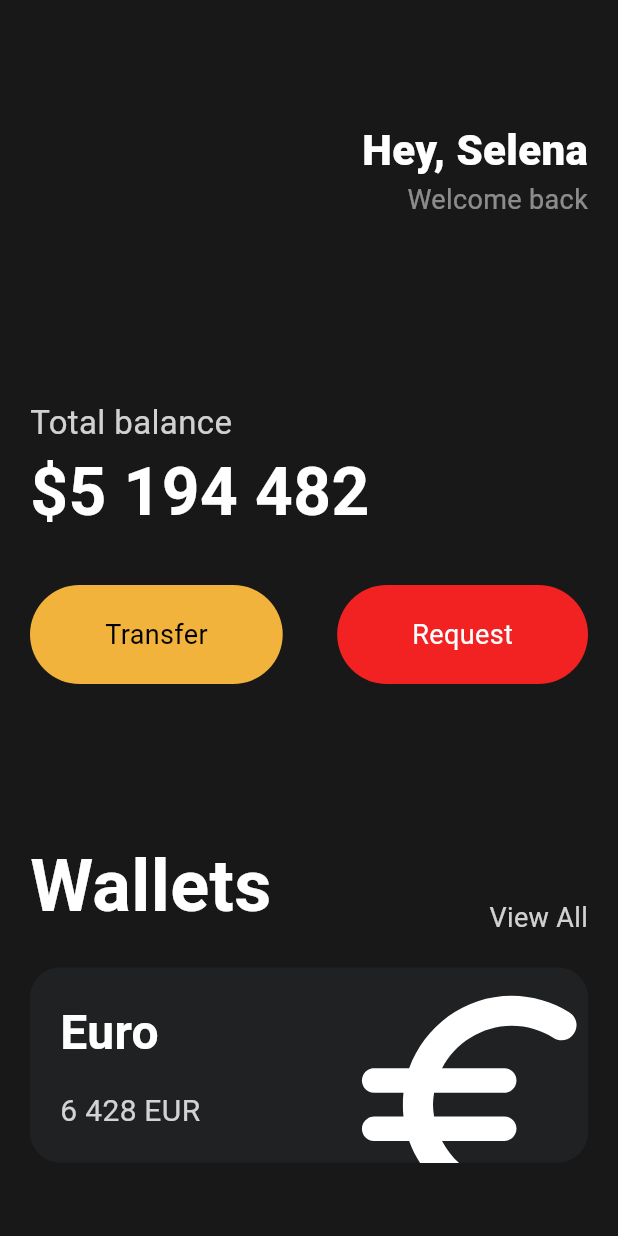
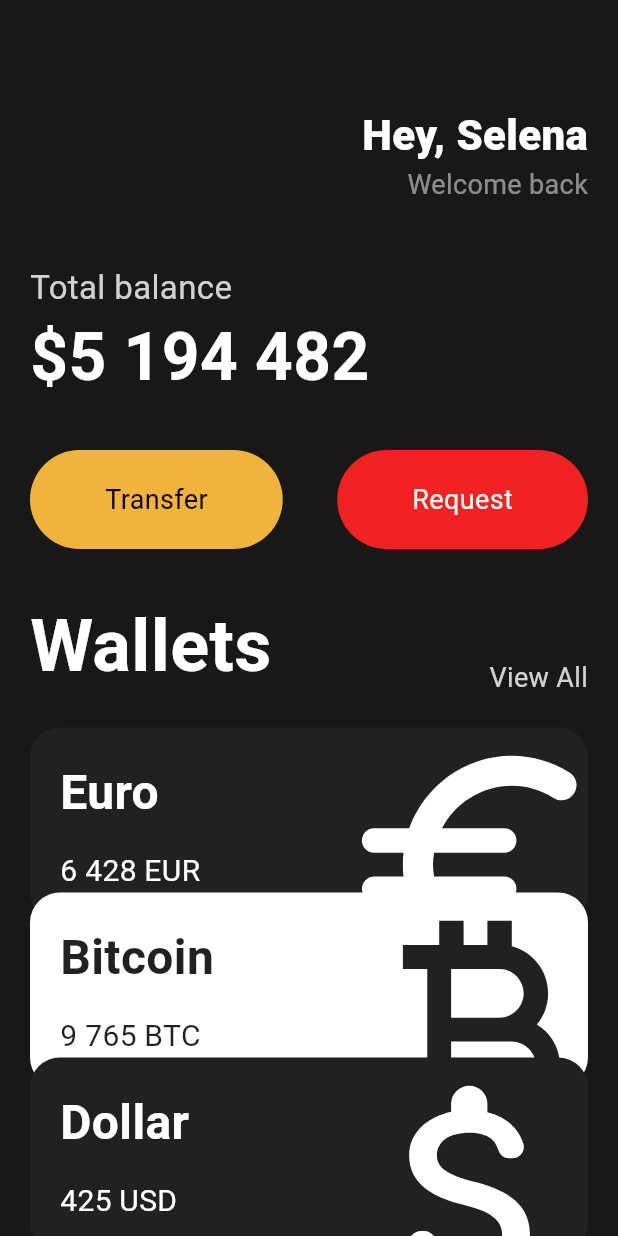
Before and after one commit to chaenchaen99/Flutter_Webtoon_App, a Flutter app: the screen it shows after launch, on a phone screen of 412 x 824 dp. Run offline on Flutter 3.47's test engine with Material 3 defaults, Android fonts, the phone set to English and light mode, and no system bars.

Commit message:
카드 위젯 reusable하게 변경

```diff
--- a/flutter_biginner/lib/main.dart
+++ b/flutter_biginner/lib/main.dart
@@ -1,7 +1,9 @@
 import 'dart:ui';
 
+import 'package:flutter/cupertino.dart';
 import 'package:flutter/material.dart';
 import 'package:flutter_biginner/widgets/button.dart';
+import 'package:flutter_biginner/widgets/currency_card.dart';
 
 void main() {
   runApp(const MyApp());
@@ -15,13 +17,14 @@
     return MaterialApp(
       home: Scaffold(
         backgroundColor: const Color(0xFF181818),
-        body: Padding(
+        body: SingleChildScrollView(
+          child: Padding(
             padding: const EdgeInsets.symmetric(horizontal: 20),
             child: Column(
               crossAxisAlignment: CrossAxisAlignment.start,
               children: [
                 const SizedBox(
-                height: 80,
+                  height: 70,
                 ),
                 Row(
                   mainAxisAlignment: MainAxisAlignment.end,
@@ -49,7 +52,7 @@
                   ],
                 ),
                 const SizedBox(
-                height: 120,
+                  height: 40,
                 ),
                 Text(
                   'Total balance',
@@ -83,7 +86,7 @@
                   ],
                 ),
                 const SizedBox(
-                height: 100,
+                  height: 30,
                 ),
                 Row(
                   crossAxisAlignment: CrossAxisAlignment.end,
@@ -109,71 +112,37 @@
                 const SizedBox(
                   height: 20,
                 ),
-              Container(
-                clipBehavior: Clip.hardEdge,
-                decoration: BoxDecoration(
-                  color: const Color(0xFF1F2123),
-                  borderRadius: BorderRadius.circular(20),
+                CurrencyCard(
+                  name: 'Euro',
+                  code: 'EUR',
+                  amount: '6 428',
+                  icon: Icons.euro_rounded,
+                  isInverted: false,
                 ),
-                child: Padding(
-                  padding: const EdgeInsets.all(20.0),
-                  child: Row(
-                    mainAxisAlignment: MainAxisAlignment.spaceBetween,
-                    children: [
-                      Column(
-                        crossAxisAlignment: CrossAxisAlignment.start,
-                        children: [
-                          const Text(
-                            'Euro',
-                            style: TextStyle(
-                                color: Colors.white,
-                                fontSize: 32,
-                                fontWeight: FontWeight.w600),
-                          ),
-                          const SizedBox(
-                            height: 15,
-                          ),
-                          Row(
-                            children: [
-                              Text(
-                                '6 428',
-                                style: TextStyle(
-                                  color: Colors.white.withOpacity(0.8),
-                                  fontSize: 20,
+                Transform.translate(
+                  offset: Offset(0,-20),
+                  child: CurrencyCard(
+                    name: 'Bitcoin',
+                    code: 'BTC',
+                    amount: '9 765',
+                    icon: Icons.currency_bitcoin ,
+                    isInverted: true,
                   ),
                 ),
-                              const SizedBox(
-                                width: 5,
-                              ),
-                              Text(
-                                'EUR',
-                                style: TextStyle(
-                                  color: Colors.white.withOpacity(0.8),
-                                  fontSize: 20,
-                                ),
-                              ),
-                            ],
-                          ),
-                        ],
-                      ),
-                      Transform.scale(
-                        scale: 2.2,
-                        child: Transform.translate(
-                          offset: const Offset(-5, 12),
-                          child: const Icon(
-                            Icons.euro_rounded,
-                            color: Colors.white,
-                            size: 88,
-                          ),
+                Transform.translate(
+                  offset: Offset(0,-40),
+                  child: CurrencyCard(
+                    name: 'Dollar',
+                    code: 'USD',
+                    amount: '425',
+                    icon: Icons.attach_money_rounded ,
+                    isInverted: false,
                   ),
                 ),
               ],
             ),
           ),
         ),
-            ],
-          ),
-        ),
       ),
     );
   }
--- /dev/null
+++ b/flutter_biginner/lib/widgets/currency_card.dart
@@ -0,0 +1,83 @@
+import 'package:flutter/material.dart';
+
+class CurrencyCard extends StatelessWidget {
+  final String name, code, amount;
+  final IconData icon;
+  final bool isInverted;
+  final _blackColor = Color(0xFF1F2123);
+
+  CurrencyCard({
+    super.key,
+    required this.name,
+    required this.code,
+    required this.amount,
+    required this.icon,
+    required this.isInverted,
+  });
+
+  @override
+  Widget build(BuildContext context) {
+    return Container(
+      clipBehavior: Clip.hardEdge,
+      decoration: BoxDecoration(
+        color: isInverted ? Colors.white :  _blackColor,
+        borderRadius: BorderRadius.circular(20),
+      ),
+      child: Padding(
+        padding: const EdgeInsets.all(20.0),
+        child: Row(
+          mainAxisAlignment: MainAxisAlignment.spaceBetween,
+          children: [
+            Column(
+              crossAxisAlignment: CrossAxisAlignment.start,
+              children: [
+                Text(
+                  name,
+                  style: TextStyle(
+                      color: isInverted ? _blackColor : Colors.white,
+                      fontSize: 32,
+                      fontWeight: FontWeight.w600),
+                ),
+                const SizedBox(
+                  height: 15,
+                ),
+                Row(
+                  children: [
+                    Text(
+                      amount,
+                      style: TextStyle(
+                        color: isInverted ? _blackColor : Colors.white,
+                        fontSize: 20,
+                      ),
+                    ),
+                    const SizedBox(
+                      width: 5,
+                    ),
+                    Text(
+                      code,
+                      style: TextStyle(
+                        color: isInverted ? _blackColor : Colors.white,
+                        fontSize: 20,
+                      ),
+                    ),
+                  ],
+                ),
+              ],
+            ),
+            Transform.scale(
+              scale: 2.2,
+              child: Transform.translate(
+                offset: const Offset(-5, 12),
+                child: Icon(
+                  icon,
+                  color: isInverted ?  _blackColor : Colors.white,
+                  size: 88,
+                ),
+              ),
+            ),
+          ],
+        ),
+      ),
+    );
+  }
+}
```
Lines whose indentation alone changed are shown as unchanged.
